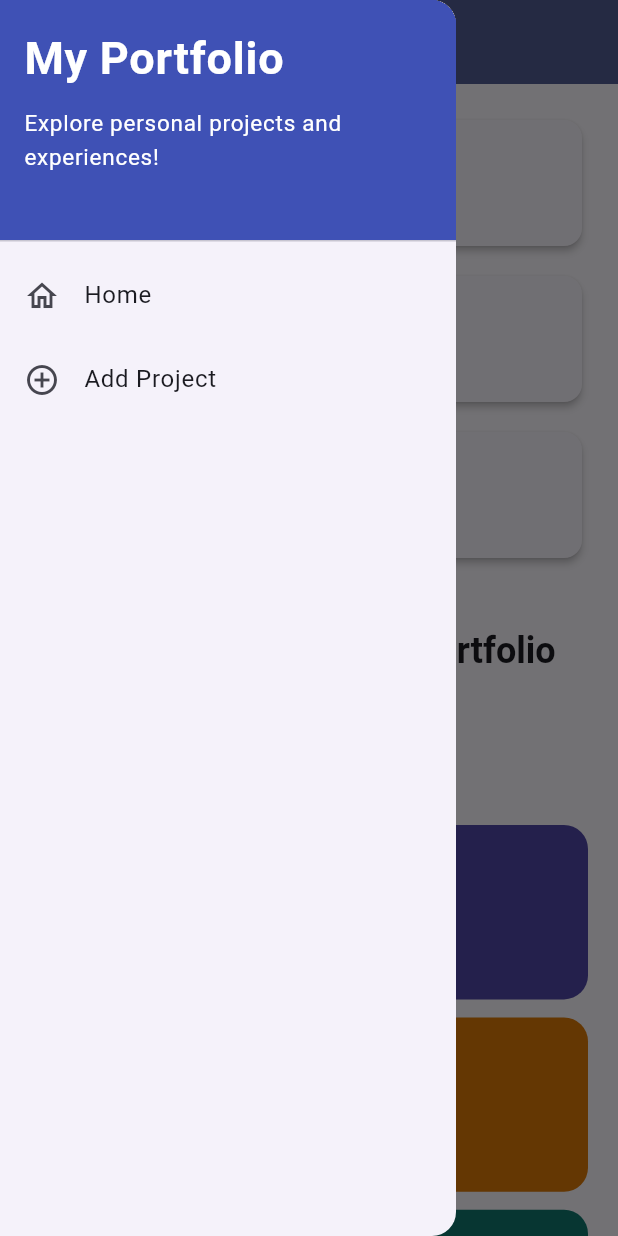
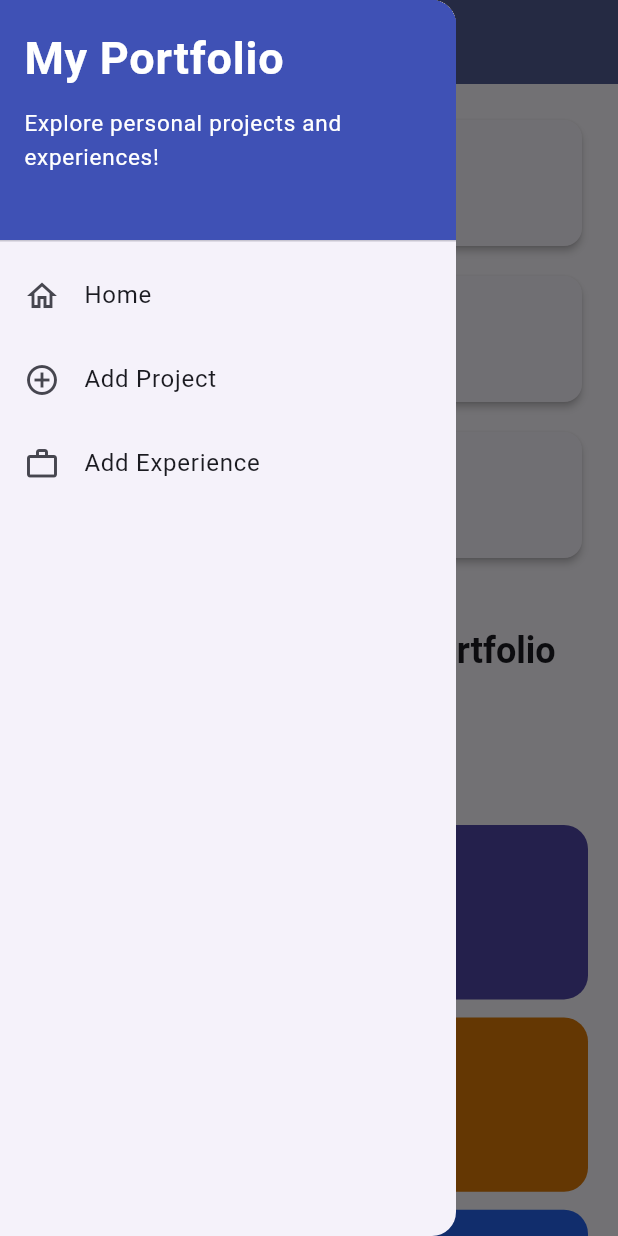
Before and after one commit to matthewraeann/myportofolio_mobile, a Flutter app: the screen it shows after launch, with the side drawer open, on a phone screen of 412 x 824 dp. Run offline on Flutter 3.47's test engine with Material 3 defaults, Android fonts, the phone set to English and light mode, and no system bars.

Commit message:
feat: add experience card and drawer entry

```diff
--- a/lib/models/item_homepage.dart
+++ b/lib/models/item_homepage.dart
@@ -2,16 +2,20 @@ import 'package:flutter/material.dart';
 
 /// Menyimpan data yang diperlukan untuk menampilkan satu kartu aksi portofolio.
 ///
-/// Menempatkan nama, ikon, dan warna dalam satu model membuat [ItemCard]
-/// dapat dibangun dari data tanpa percabangan warna yang berulang.
+/// Menempatkan nama, ikon, warna, dan tujuan navigasi dalam satu model membuat
+/// [ItemCard] dapat dibangun dari data tanpa percabangan yang berulang.
 class ItemHomepage {
   const ItemHomepage({
     required this.name,
     required this.icon,
     required this.color,
+    this.pageBuilder,
   });
 
   final String name;
   final IconData icon;
   final Color color;
+
+  /// Pembangun halaman tujuan; kartu tanpa tujuan hanya menampilkan SnackBar.
+  final WidgetBuilder? pageBuilder;
 }
--- a/lib/screens/menu.dart
+++ b/lib/screens/menu.dart
@@ -1,5 +1,7 @@
 import 'package:flutter/material.dart';
 import 'package:myportofolio_mobile/models/item_homepage.dart';
+import 'package:myportofolio_mobile/screens/experience_form.dart';
+import 'package:myportofolio_mobile/screens/project_form.dart';
 import 'package:myportofolio_mobile/widgets/info_card.dart';
 import 'package:myportofolio_mobile/widgets/left_drawer.dart';
 import 'package:myportofolio_mobile/widgets/project_card.dart';
@@ -11,8 +13,8 @@ class MyHomePage extends StatelessWidget {
   final String nama = 'Matthew Raeann Alexandra';
   final String kelas = 'PBP B';
 
-  static const List<ItemHomepage> items = [
-    ItemHomepage(
+  static final List<ItemHomepage> items = [
+    const ItemHomepage(
       name: 'Lihat Proyek',
       icon: Icons.folder_outlined,
       color: Color(0xFF4F46A5),
@@ -20,9 +22,16 @@ class MyHomePage extends StatelessWidget {
     ItemHomepage(
       name: 'Tambah Proyek',
       icon: Icons.add_circle_outline,
-      color: Color(0xFFD97706),
+      color: const Color(0xFFD97706),
+      pageBuilder: (context) => const ProjectFormPage(),
     ),
     ItemHomepage(
+      name: 'Tambah Pengalaman',
+      icon: Icons.work_outline,
+      color: const Color(0xFF2563EB),
+      pageBuilder: (context) => const ExperienceFormPage(),
+    ),
+    const ItemHomepage(
       name: 'Logout',
       icon: Icons.logout,
       color: Color(0xFF0F766E),
--- a/lib/widgets/left_drawer.dart
+++ b/lib/widgets/left_drawer.dart
@@ -1,8 +1,10 @@
 import 'package:flutter/material.dart';
+import 'package:myportofolio_mobile/screens/experience_form.dart';
 import 'package:myportofolio_mobile/screens/menu.dart';
 import 'package:myportofolio_mobile/screens/project_form.dart';
 
-/// Drawer navigasi untuk berpindah antara halaman utama dan form tambah proyek.
+/// Drawer navigasi untuk berpindah antara halaman utama dan form tambah
+/// proyek maupun pengalaman.
 class LeftDrawer extends StatelessWidget {
   const LeftDrawer({super.key});
 
@@ -63,6 +65,19 @@ class LeftDrawer extends StatelessWidget {
               );
             },
           ),
+          ListTile(
+            leading: const Icon(Icons.work_outline),
+            title: const Text('Add Experience'),
+            // Navigasi ke halaman tambah pengalaman
+            onTap: () {
+              Navigator.pushReplacement(
+                context,
+                MaterialPageRoute(
+                  builder: (context) => const ExperienceFormPage(),
+                ),
+              );
+            },
+          ),
         ],
       ),
     );
```
Also changed, not shown: lib/widgets/project_card.dart (+4 -4 lines).
